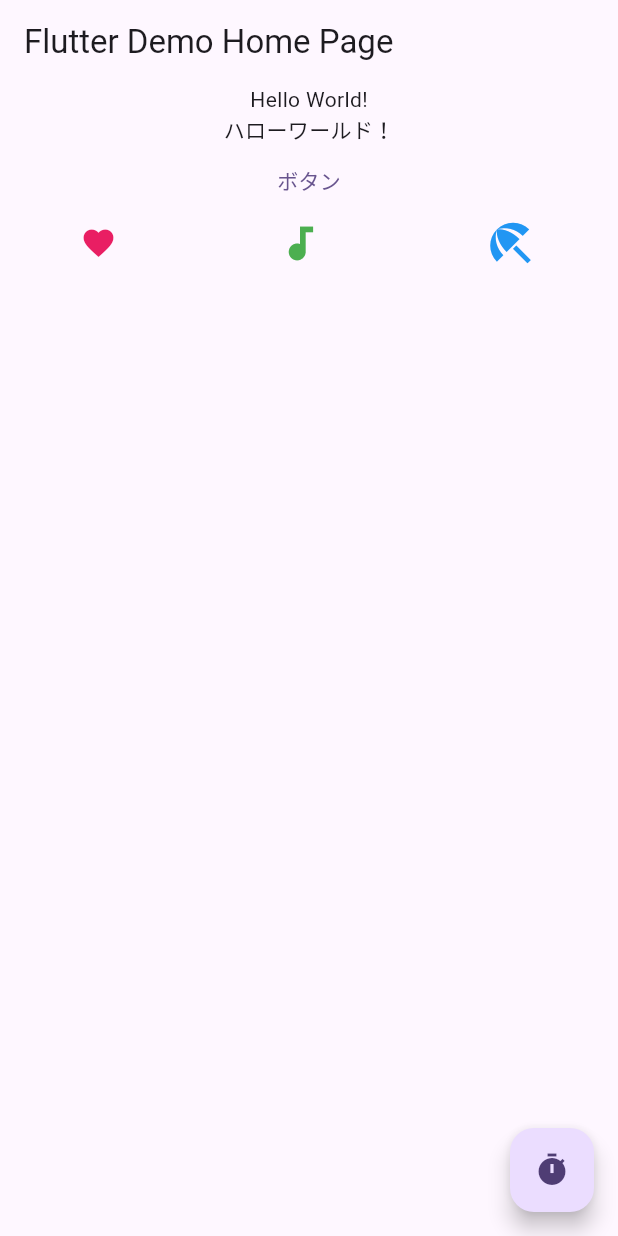
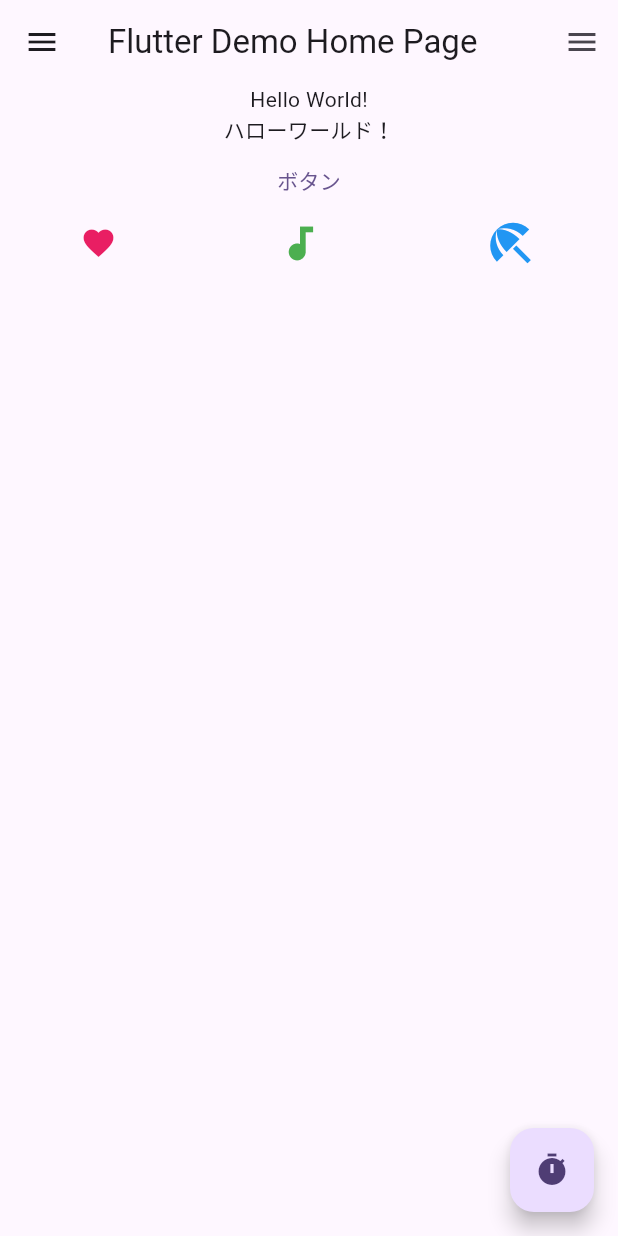
Before and after one commit to eltociear/flutter_practice, a Flutter app: the screen it shows after launch, on a phone screen of 412 x 824 dp. Run offline on Flutter 3.47's test engine with Material 3 defaults, Android fonts, the phone set to English and light mode, and no system bars.

Commit message:
hello_world: add drawer

```diff
--- a/hello_world/lib/main.dart
+++ b/hello_world/lib/main.dart
@@ -70,6 +70,8 @@ class _MyHomePageState extends State<MyHomePage> {
       floatingActionButton: FloatingActionButton(
         onPressed: () => {print("押したね？")}, child: const Icon
         (Icons.timer)),
+        drawer: const Drawer(child: Center(child: Text("Drawer"))),
+        endDrawer: const Drawer(child: Center(child: Text("endDrawer"))),
     );
   }
 }
```
